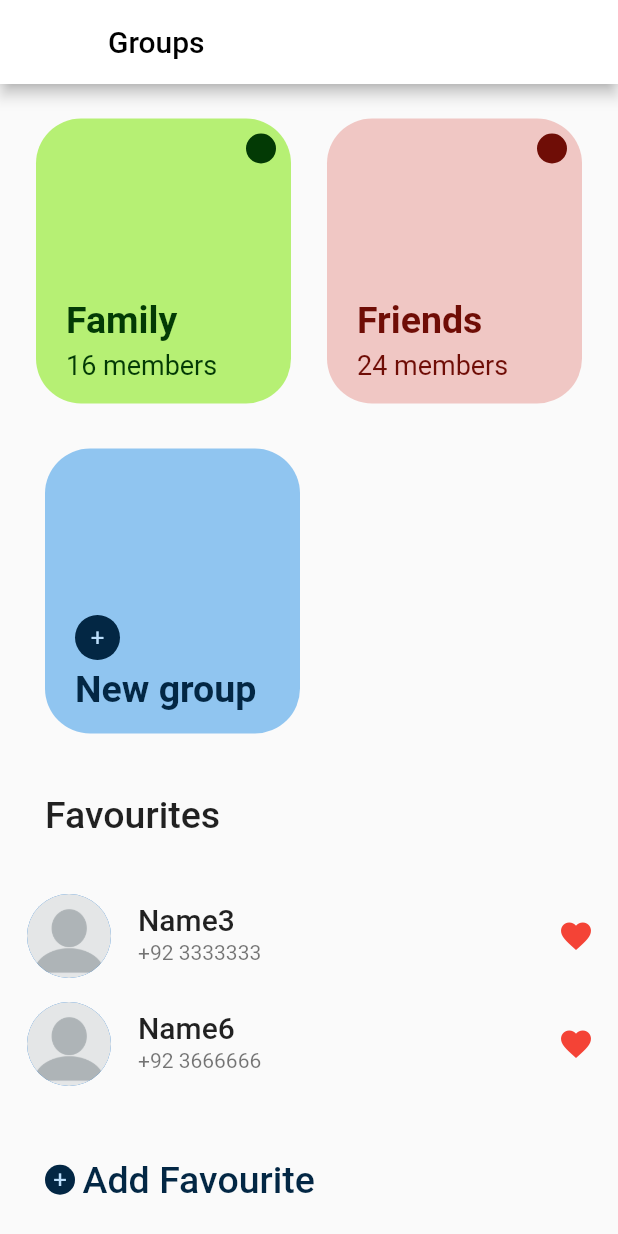
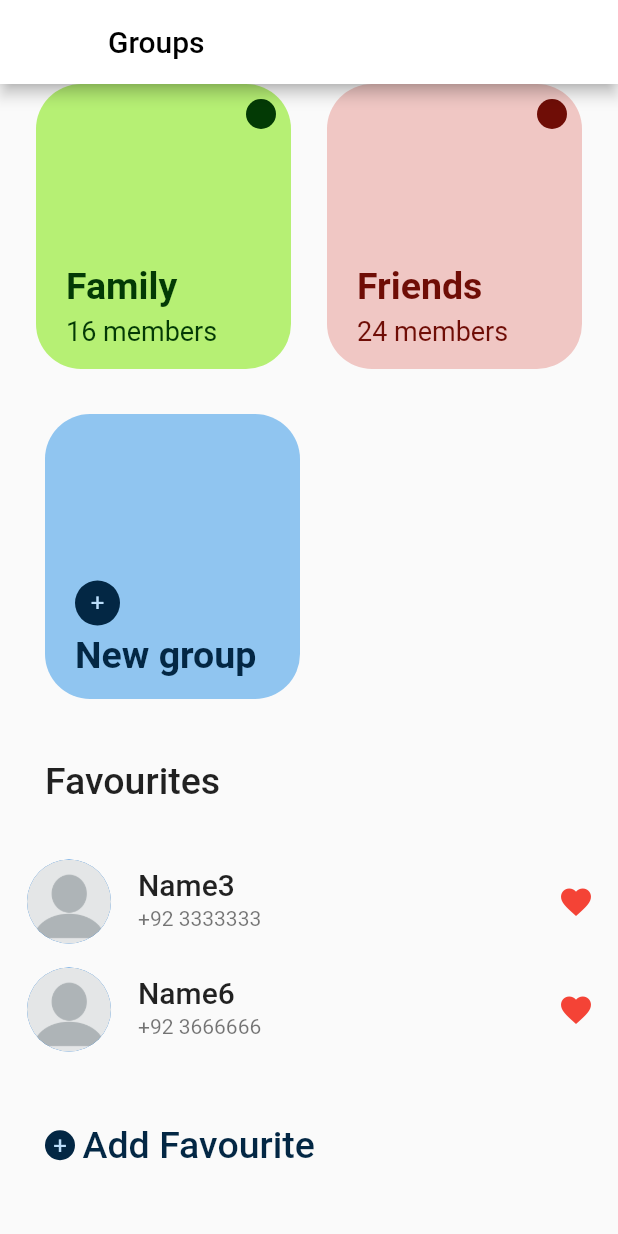
Before and after one commit to RAUFHASSAN2345/assignment4-CRUD-flutter, a Flutter app: the group screen opened directly, on a phone screen of 412 x 824 dp. Run offline on Flutter 3.47's test engine with Material 2 defaults, Android fonts, the phone set to English and light mode, and no system bars.

Commit message:
'assignmnt'

```diff
--- a/lib/grouppage.dart
+++ b/lib/grouppage.dart
@@ -18,7 +18,8 @@ class _groupState extends State<group> {
           style: TextStyle(color: Colors.black),
         ),
       ),
-      body: Column(
+      body: SingleChildScrollView(
+        child: Column(
           crossAxisAlignment: CrossAxisAlignment.start,
           mainAxisAlignment: MainAxisAlignment.center,
           children: [
@@ -152,6 +153,7 @@ class _groupState extends State<group> {
             ),
           ],
         ),
+      ),
     );
   }
 }
--- a/lib/main.dart
+++ b/lib/main.dart
@@ -16,6 +16,7 @@ class _MyAppState extends State<MyApp> {
   @override
   Widget build(BuildContext context) {
     return MaterialApp(
+      debugShowCheckedModeBanner: false,
       home: bottomnavbar(),
     );
   }
```
Lines whose indentation alone changed are shown as unchanged.
